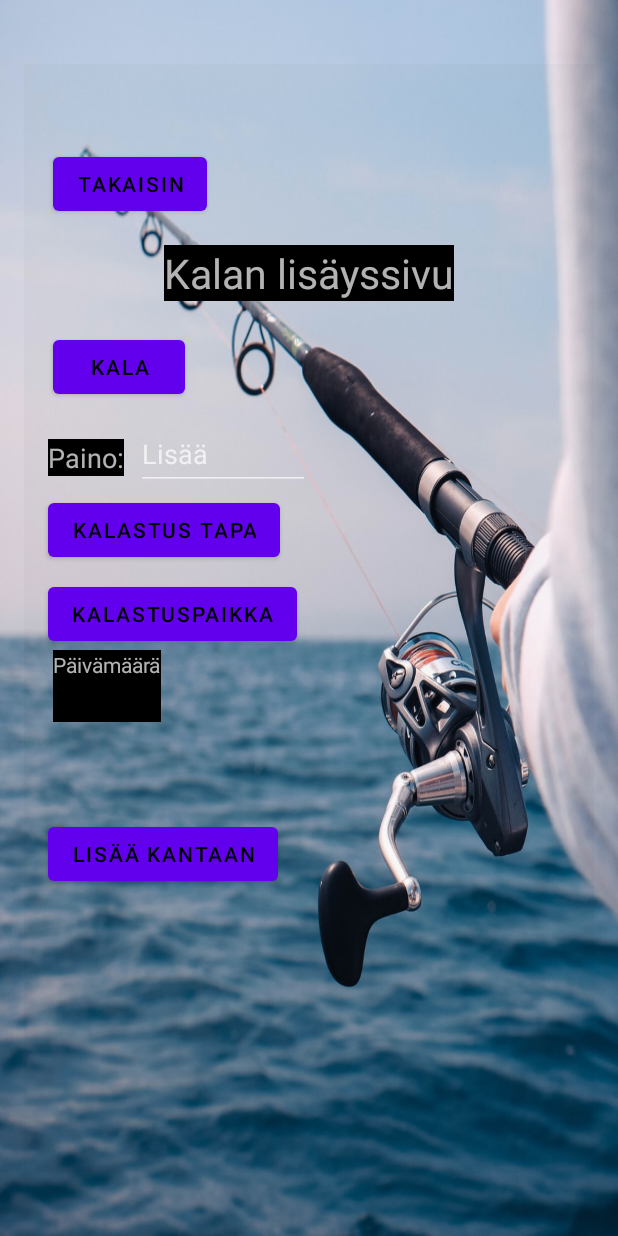
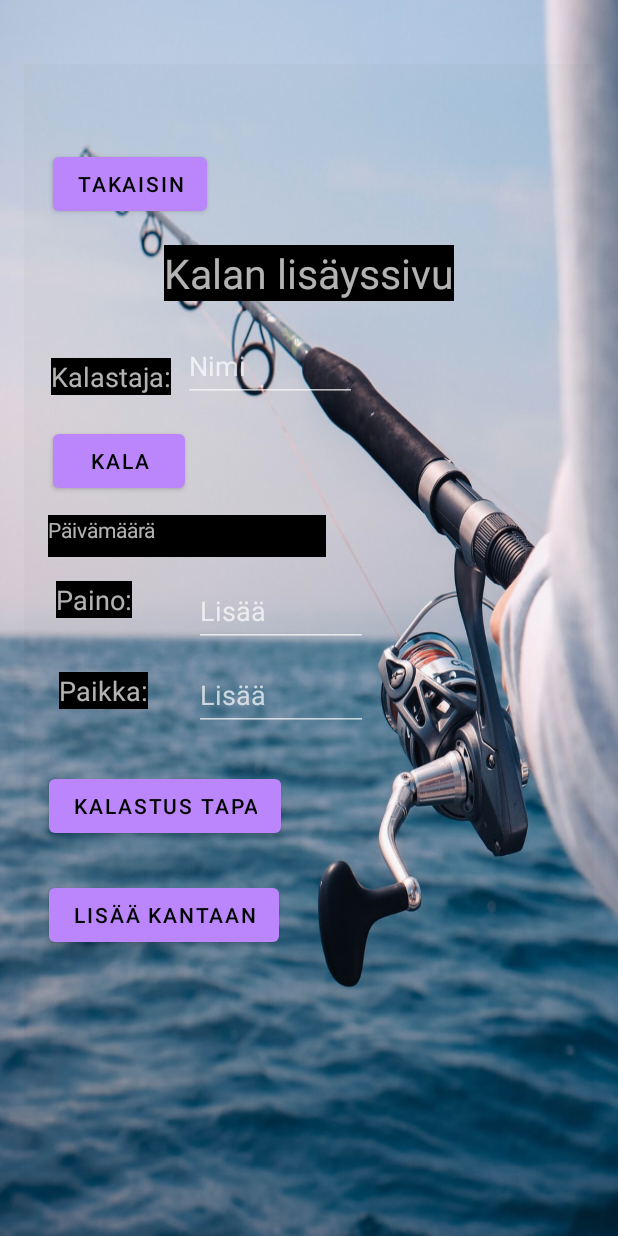
Before and after one commit to TinoPuu/Kalastus_app, an Android app: the fragment FirstFragment placed in its activity, on a phone screen of 412 x 824 dp. Run offline under Robolectric (Android 15) with nearby library versions, the phone set to English and light mode, and no system bars; our stand-ins replace Firebase (no records; nobody signed in at launch, a user with empty details on screens opened directly).

Commit message:
Firebaseen tietojen lisääminen tehty, Layouttia muokattu "paremmaksi"

```diff
--- a/app/src/main/java/com/example/kalastus_app/FirstFragment.kt
+++ b/app/src/main/java/com/example/kalastus_app/FirstFragment.kt
@@ -1,6 +1,8 @@
 package com.example.kalastus_app
 
+import android.annotation.SuppressLint
 import android.app.DatePickerDialog
+import android.content.ContentValues.TAG
 import android.os.Bundle
 import android.util.Log
 import android.view.LayoutInflater
@@ -8,6 +10,8 @@ import android.view.View
 import android.view.ViewGroup
 import android.widget.*
 import androidx.fragment.app.Fragment
+import com.google.firebase.firestore.ktx.firestore
+import com.google.firebase.ktx.Firebase
 import java.util.*
 
 class FirstFragment : Fragment(), DatePickerDialog.OnDateSetListener {
@@ -19,20 +23,59 @@ class FirstFragment : Fragment(), DatePickerDialog.OnDateSetListener {
     var savedDay= 0
     var savedMonth = 0
     var savedYear = 0
+
+    @SuppressLint("CutPasteId")
     override fun onCreateView(
         inflater: LayoutInflater,
         container: ViewGroup?,
         savedInstanceState: Bundle?
 
     ): View? {
+        val db = Firebase.firestore
         val view = inflater.inflate(R.layout.fragment_first, container,false)
+        val btnLisää : Button = view.findViewById(R.id.btnLisää) //save
+        val btnTapa : Button = view.findViewById(R.id.btnTapa) // kalastustapa
+        val Paikka : EditText = view.findViewById(R.id.Paikka) //lokaatio
+        val tvDate : TextView = view.findViewById(R.id.tvDate) //pvm
+        val Paino : EditText = view.findViewById(R.id.Paino) // kalan paino
+        val btnLisaakala : Button = view.findViewById(R.id.btnLisaakala) //uusi kala
+        val nimi : EditText = view.findViewById(R.id.nimi) // kalastajan nimi
+
+
+        btnLisää.setOnClickListener {
+            var Kala = btnLisaakala.text.toString()
+            var Paino= Paino.text.toString()
+            var Tapa = btnTapa.text.toString()
+            var Paikka = Paikka.text.toString()
+            var Aika = tvDate.text.toString()
+            var Nimi = nimi.text.toString()
+
+            val Tiedot: MutableMap<String, Any> = HashMap()
+
+            Tiedot["Kala"] = Kala
+            Tiedot["Paino"] = Paino
+            Tiedot["Tapa"] = Tapa
+            Tiedot["Paikka"] = Paikka
+            Tiedot["Aika"] = Aika
+            Tiedot["Kalastaja"] = Nimi
+
+            db.collection("Kalantiedot")
+                .add(Tiedot)
+                .addOnSuccessListener { documentReference ->
+                    Log.d(
+                        TAG,
+                        "DocumentSnapshot added with ID: " + documentReference.id
+                    )
+                }
+                .addOnFailureListener { e -> Log.w(TAG, "Error adding document", e) }
+        }
+
         val btnTakaisin : Button = view.findViewById(R.id.buttonTakaisinKalavalikko)
         btnTakaisin.setOnClickListener {
             val fragment = FourthFragment()
             val transaction = fragmentManager?.beginTransaction()
             transaction?.replace(R.id.flFragment,fragment)?.commit()
         }
-        val tvDate : TextView = view.findViewById(R.id.tvDate)
         tvDate.setOnClickListener {
 
             //"Päivämäärä" tekstiä klikkaamalla aukeaa kalenteri
@@ -44,7 +87,6 @@ class FirstFragment : Fragment(), DatePickerDialog.OnDateSetListener {
 
         }
 
-        val btnLisaakala : Button = view.findViewById(R.id.btnLisaakala)
         btnLisaakala.setOnClickListener {
             val popupMenu: PopupMenu = PopupMenu(requireContext(),btnLisaakala)
             popupMenu.menuInflater.inflate(R.menu.popup_kalat,popupMenu.menu)
@@ -68,7 +110,6 @@ class FirstFragment : Fragment(), DatePickerDialog.OnDateSetListener {
             })
             popupMenu.show()
         }
-        val btnTapa : Button = view.findViewById(R.id.btnTapa)
         btnTapa.setOnClickListener {
             val popupMenu: PopupMenu = PopupMenu(requireContext(),btnTapa)
             popupMenu.menuInflater.inflate(R.menu.popup_kalastustavat,popupMenu.menu)
@@ -91,8 +132,8 @@ class FirstFragment : Fragment(), DatePickerDialog.OnDateSetListener {
             })
             popupMenu.show()
         }
-        val btnPaikka : Button = view.findViewById(R.id.btnPaikka)
-        btnPaikka.setOnClickListener {
+        /*
+        Paikka.setOnClickListener {
             val popupMenu: PopupMenu = PopupMenu(requireContext(),btnPaikka)
             popupMenu.menuInflater.inflate(R.menu.popup_kalastuspaikka,popupMenu.menu)
             popupMenu.setOnMenuItemClickListener(PopupMenu.OnMenuItemClickListener { item ->
@@ -111,10 +152,12 @@ class FirstFragment : Fragment(), DatePickerDialog.OnDateSetListener {
             })
             popupMenu.show()
         }
-        val Paino : (EditText) = view.findViewById(R.id.Paino)
+        */
 
       return view
     }
+
+
 
     private fun getDateTimeCalendar() {
         //Haetaan kalenterista päivämäärä
--- a/app/src/main/res/layout/fragment_first.xml
+++ b/app/src/main/res/layout/fragment_first.xml
@@ -6,6 +6,33 @@
     android:layout_height="match_parent"
     android:background="@color/cardview_shadow_end_color"
     tools:context=".FirstFragment">
+
+    <EditText
+        android:id="@+id/Paikka"
+        android:layout_width="116dp"
+        android:layout_height="48dp"
+        android:layout_marginTop="8dp"
+        android:layout_marginEnd="172dp"
+        android:ems="10"
+        android:hint="Lisää"
+        android:inputType="text"
+        android:minHeight="48dp"
+        app:layout_constraintBottom_toTopOf="@+id/btnTapa"
+        app:layout_constraintEnd_toEndOf="parent"
+        app:layout_constraintTop_toBottomOf="@+id/Paino"
+        app:layout_constraintVertical_bias="0.0" />
+
+    <TextView
+        android:id="@+id/textView5"
+        android:layout_width="wrap_content"
+        android:layout_height="wrap_content"
+        android:layout_marginTop="36dp"
+        android:text="Paikka:"
+        android:textSize="18sp"
+        app:layout_constraintEnd_toStartOf="@+id/Paikka"
+        app:layout_constraintHorizontal_bias="0.584"
+        app:layout_constraintStart_toStartOf="parent"
+        app:layout_constraintTop_toBottomOf="@+id/textView4" />
 
     <Button
         android:id="@+id/buttonTakaisinKalavalikko"
@@ -20,21 +47,6 @@
         app:layout_constraintVertical_bias="0.081" />
 
     <TextView
-        android:id="@+id/tvDate"
-        android:layout_width="wrap_content"
-        android:layout_height="wrap_content"
-        android:clickable="true"
-        android:minHeight="48dp"
-        android:onClick="onClick"
-        android:text="Päivämäärä"
-        app:layout_constraintBottom_toTopOf="@+id/btnLisää"
-        app:layout_constraintEnd_toEndOf="parent"
-        app:layout_constraintHorizontal_bias="0.112"
-        app:layout_constraintStart_toStartOf="parent"
-        app:layout_constraintTop_toBottomOf="@+id/btnPaikka"
-        app:layout_constraintVertical_bias="0.0" />
-
-    <TextView
         android:id="@+id/textView2"
         android:layout_width="wrap_content"
         android:layout_height="wrap_content"
@@ -47,71 +59,104 @@
         app:layout_constraintTop_toTopOf="parent"
         app:layout_constraintVertical_bias="0.172" />
 
-    <EditText
-        android:id="@+id/Paino"
-        android:layout_width="116dp"
-        android:layout_height="48dp"
-        android:layout_marginStart="8dp"
-        android:layout_marginTop="236dp"
-        android:ems="10"
-        android:hint="Lisää"
-        android:inputType="numberDecimal"
-        android:minHeight="48dp"
-        app:layout_constraintStart_toEndOf="@+id/textView4"
-        app:layout_constraintTop_toTopOf="parent" />
-
     <Button
         android:id="@+id/btnTapa"
         android:layout_width="wrap_content"
         android:layout_height="wrap_content"
-        android:layout_marginStart="36dp"
-        android:layout_marginTop="12dp"
         android:text="Kalastus tapa"
+        app:layout_constraintBottom_toTopOf="@+id/btnLisää"
+        app:layout_constraintEnd_toEndOf="parent"
+        app:layout_constraintHorizontal_bias="0.137"
         app:layout_constraintStart_toStartOf="parent"
-        app:layout_constraintTop_toBottomOf="@+id/textView4" />
-
-    <Button
-        android:id="@+id/btnPaikka"
-        android:layout_width="wrap_content"
-        android:layout_height="wrap_content"
-        android:layout_marginStart="36dp"
-        android:layout_marginTop="8dp"
-        android:text="Kalastuspaikka"
-        app:layout_constraintStart_toStartOf="parent"
-        app:layout_constraintTop_toBottomOf="@+id/btnTapa" />
+        app:layout_constraintTop_toBottomOf="@+id/textView5"
+        app:layout_constraintVertical_bias="0.618" />
 
     <Button
         android:id="@+id/btnLisaakala"
         android:layout_width="wrap_content"
         android:layout_height="wrap_content"
+        android:layout_marginTop="20dp"
         android:text="Kala"
-        app:layout_constraintBottom_toBottomOf="parent"
         app:layout_constraintEnd_toEndOf="parent"
         app:layout_constraintHorizontal_bias="0.117"
         app:layout_constraintStart_toStartOf="parent"
-        app:layout_constraintTop_toTopOf="parent"
-        app:layout_constraintVertical_bias="0.257" />
+        app:layout_constraintTop_toBottomOf="@+id/textView3" />
 
     <Button
         android:id="@+id/btnLisää"
         android:layout_width="wrap_content"
         android:layout_height="wrap_content"
+        android:layout_marginBottom="148dp"
+        android:text="Lisää kantaan"
+        app:layout_constraintBottom_toBottomOf="parent"
+        app:layout_constraintEnd_toEndOf="parent"
+        app:layout_constraintHorizontal_bias="0.136"
+        app:layout_constraintStart_toStartOf="parent" />
+
+    <EditText
+        android:id="@+id/nimi"
+        android:layout_width="116dp"
+        android:layout_height="48dp"
+        android:layout_marginTop="168dp"
+        android:ems="10"
+        android:hint="Nimi"
+        android:inputType="text"
+        android:minHeight="48dp"
+        app:layout_constraintBottom_toTopOf="@+id/btnLisaakala"
+        app:layout_constraintEnd_toEndOf="parent"
+        app:layout_constraintHorizontal_bias="0.044"
+        app:layout_constraintStart_toEndOf="@+id/textView3"
+        app:layout_constraintTop_toTopOf="parent"
+        app:layout_constraintVertical_bias="0.375" />
+
+    <TextView
+        android:id="@+id/tvDate"
+        android:layout_width="185dp"
+        android:layout_height="28dp"
         android:layout_marginStart="36dp"
-        android:layout_marginTop="112dp"
-        android:text="Lisää kantaan"
+        android:layout_marginTop="12dp"
+        android:clickable="true"
+        android:minHeight="48dp"
+        android:onClick="onClick"
+        android:text="Päivämäärä"
         app:layout_constraintStart_toStartOf="parent"
-        app:layout_constraintTop_toBottomOf="@+id/btnPaikka" />
+        app:layout_constraintTop_toBottomOf="@+id/btnLisaakala" />
+
+    <EditText
+        android:id="@+id/Paino"
+        android:layout_width="116dp"
+        android:layout_height="48dp"
+        android:layout_marginTop="12dp"
+        android:layout_marginEnd="172dp"
+        android:ems="10"
+        android:hint="Lisää"
+        android:inputType="numberDecimal"
+        android:minHeight="48dp"
+        app:layout_constraintEnd_toEndOf="parent"
+        app:layout_constraintTop_toBottomOf="@+id/tvDate" />
+
+    <TextView
+        android:id="@+id/textView3"
+        android:layout_width="wrap_content"
+        android:layout_height="wrap_content"
+        android:layout_marginTop="92dp"
+        android:text="Kalastaja:"
+        android:textSize="18sp"
+        app:layout_constraintEnd_toEndOf="parent"
+        app:layout_constraintHorizontal_bias="0.111"
+        app:layout_constraintStart_toStartOf="parent"
+        app:layout_constraintTop_toBottomOf="@+id/buttonTakaisinKalavalikko" />
 
     <TextView
         android:id="@+id/textView4"
         android:layout_width="wrap_content"
         android:layout_height="wrap_content"
-        android:layout_marginStart="36dp"
-        android:layout_marginTop="24dp"
+        android:layout_marginTop="16dp"
         android:text="Paino:"
         android:textSize="18sp"
+        app:layout_constraintEnd_toStartOf="@+id/Paino"
         app:layout_constraintStart_toStartOf="parent"
-        app:layout_constraintTop_toBottomOf="@+id/btnLisaakala" />
+        app:layout_constraintTop_toBottomOf="@+id/tvDate" />
 
 
 </androidx.constraintlayout.widget.ConstraintLayout>
```
